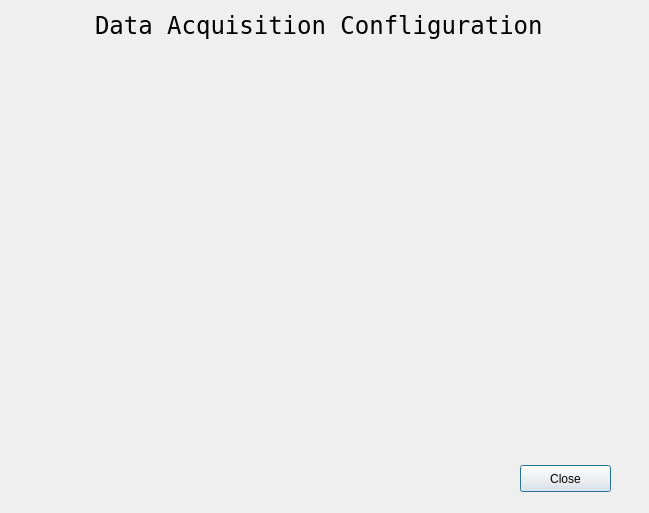
First picture: the form in data-acquisition-gui/data-acquisition-configure.ui, repository ksarkies/Data-Acquisition, before the edit.
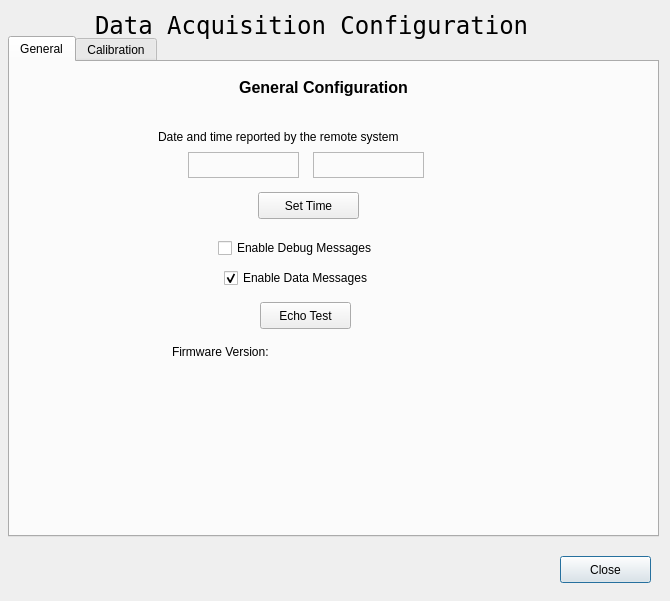
Second picture: the form after the edit.

Commit message: Add configure window first tab information and time setting controls.

```diff
--- a/data-acquisition-gui/data-acquisition-configure.ui
+++ b/data-acquisition-gui/data-acquisition-configure.ui
@@ -6,8 +6,8 @@
    <rect>
     <x>0</x>
     <y>0</y>
-    <width>649</width>
-    <height>513</height>
+    <width>670</width>
+    <height>601</height>
    </rect>
   </property>
   <property name="windowTitle">
@@ -29,14 +29,14 @@
     </font>
    </property>
    <property name="text">
-    <string>Data Acquisition Confliguration</string>
+    <string>Data Acquisition Configuration</string>
    </property>
   </widget>
   <widget class="QPushButton" name="closeButton">
    <property name="geometry">
     <rect>
-     <x>520</x>
-     <y>465</y>
+     <x>560</x>
+     <y>556</y>
      <width>91</width>
      <height>27</height>
     </rect>
@@ -45,6 +45,252 @@
     <string>Close</string>
    </property>
   </widget>
+  <widget class="QTabWidget" name="tabWidget">
+   <property name="geometry">
+    <rect>
+     <x>8</x>
+     <y>36</y>
+     <width>651</width>
+     <height>501</height>
+    </rect>
+   </property>
+   <property name="toolTip">
+    <string/>
+   </property>
+   <property name="currentIndex">
+    <number>0</number>
+   </property>
+   <widget class="QWidget" name="generalTab">
+    <property name="toolTip">
+     <string>Time and debug display settings</string>
+    </property>
+    <attribute name="title">
+     <string>General</string>
+    </attribute>
+    <widget class="QPushButton" name="timeSetButton">
+     <property name="geometry">
+      <rect>
+       <x>248</x>
+       <y>130</y>
+       <width>101</width>
+       <height>27</height>
+      </rect>
+     </property>
+     <property name="toolTip">
+      <string>Set the time/date in the remote system from the local time.</string>
+     </property>
+     <property name="text">
+      <string>Set Time</string>
+     </property>
+    </widget>
+    <widget class="QLabel" name="date">
+     <property name="geometry">
+      <rect>
+       <x>178</x>
+       <y>90</y>
+       <width>111</width>
+       <height>26</height>
+      </rect>
+     </property>
+     <property name="toolTip">
+      <string>Time/Date in the remote system.</string>
+     </property>
+     <property name="frameShape">
+      <enum>QFrame::StyledPanel</enum>
+     </property>
+     <property name="frameShadow">
+      <enum>QFrame::Raised</enum>
+     </property>
+     <property name="lineWidth">
+      <number>3</number>
+     </property>
+     <property name="midLineWidth">
+      <number>1</number>
+     </property>
+     <property name="text">
+      <string/>
+     </property>
+    </widget>
+    <widget class="QLabel" name="time">
+     <property name="geometry">
+      <rect>
+       <x>303</x>
+       <y>90</y>
+       <width>111</width>
+       <height>26</height>
+      </rect>
+     </property>
+     <property name="toolTip">
+      <string>Time/Date in the remote system.</string>
+     </property>
+     <property name="frameShape">
+      <enum>QFrame::StyledPanel</enum>
+     </property>
+     <property name="frameShadow">
+      <enum>QFrame::Raised</enum>
+     </property>
+     <property name="lineWidth">
+      <number>3</number>
+     </property>
+     <property name="midLineWidth">
+      <number>1</number>
+     </property>
+     <property name="text">
+      <string/>
+     </property>
+    </widget>
+    <widget class="QLabel" name="dateTimeLabel">
+     <property name="geometry">
+      <rect>
+       <x>148</x>
+       <y>65</y>
+       <width>316</width>
+       <height>20</height>
+      </rect>
+     </property>
+     <property name="text">
+      <string>Date and time reported by the remote system</string>
+     </property>
+    </widget>
+    <widget class="QLabel" name="generalLabel">
+     <property name="geometry">
+      <rect>
+       <x>194</x>
+       <y>5</y>
+       <width>239</width>
+       <height>41</height>
+      </rect>
+     </property>
+     <property name="font">
+      <font>
+       <pointsize>12</pointsize>
+       <weight>75</weight>
+       <bold>true</bold>
+      </font>
+     </property>
+     <property name="text">
+      <string>General Configuration</string>
+     </property>
+     <property name="alignment">
+      <set>Qt::AlignCenter</set>
+     </property>
+     <property name="wordWrap">
+      <bool>true</bool>
+     </property>
+    </widget>
+    <widget class="QCheckBox" name="debugMessageCheckbox">
+     <property name="geometry">
+      <rect>
+       <x>208</x>
+       <y>175</y>
+       <width>187</width>
+       <height>22</height>
+      </rect>
+     </property>
+     <property name="toolTip">
+      <string>Enable Debug Messages to be sent from remote</string>
+     </property>
+     <property name="text">
+      <string>Enable Debug Messages</string>
+     </property>
+    </widget>
+    <widget class="QCheckBox" name="dataMessageCheckbox">
+     <property name="geometry">
+      <rect>
+       <x>214</x>
+       <y>205</y>
+       <width>185</width>
+       <height>22</height>
+      </rect>
+     </property>
+     <property name="toolTip">
+      <string>Enable Data Messages. Disabling will stop the main display from showing real-time data and will stoip local recording.</string>
+     </property>
+     <property name="text">
+      <string>Enable Data Messages</string>
+     </property>
+     <property name="checked">
+      <bool>true</bool>
+     </property>
+    </widget>
+    <widget class="QPushButton" name="echoTestButton">
+     <property name="geometry">
+      <rect>
+       <x>250</x>
+       <y>240</y>
+       <width>91</width>
+       <height>27</height>
+      </rect>
+     </property>
+     <property name="toolTip">
+      <string>Request an ID to be sent from the remote.</string>
+     </property>
+     <property name="text">
+      <string>Echo Test</string>
+     </property>
+    </widget>
+    <widget class="QLabel" name="firmwareVersion">
+     <property name="geometry">
+      <rect>
+       <x>162</x>
+       <y>280</y>
+       <width>316</width>
+       <height>20</height>
+      </rect>
+     </property>
+     <property name="text">
+      <string>Firmware Version:</string>
+     </property>
+    </widget>
+   </widget>
+   <widget class="QWidget" name="calibrationTab">
+    <property name="toolTip">
+     <string>Calibrate zero of current measurements</string>
+    </property>
+    <attribute name="title">
+     <string>Calibration</string>
+    </attribute>
+    <widget class="QLabel" name="calibrationLabel">
+     <property name="geometry">
+      <rect>
+       <x>96</x>
+       <y>5</y>
+       <width>431</width>
+       <height>41</height>
+      </rect>
+     </property>
+     <property name="font">
+      <font>
+       <pointsize>12</pointsize>
+       <weight>75</weight>
+       <bold>true</bold>
+      </font>
+     </property>
+     <property name="text">
+      <string>Zero Calibration of  Current Measurements</string>
+     </property>
+     <property name="alignment">
+      <set>Qt::AlignCenter</set>
+     </property>
+     <property name="wordWrap">
+      <bool>true</bool>
+     </property>
+    </widget>
+   </widget>
+  </widget>
+  <widget class="QLabel" name="errorLabel">
+   <property name="geometry">
+    <rect>
+     <x>8</x>
+     <y>564</y>
+     <width>511</width>
+     <height>20</height>
+    </rect>
+   </property>
+   <property name="text">
+    <string/>
+   </property>
+  </widget>
  </widget>
  <resources/>
  <connections/>
```
The commit also changes 3 other files.
